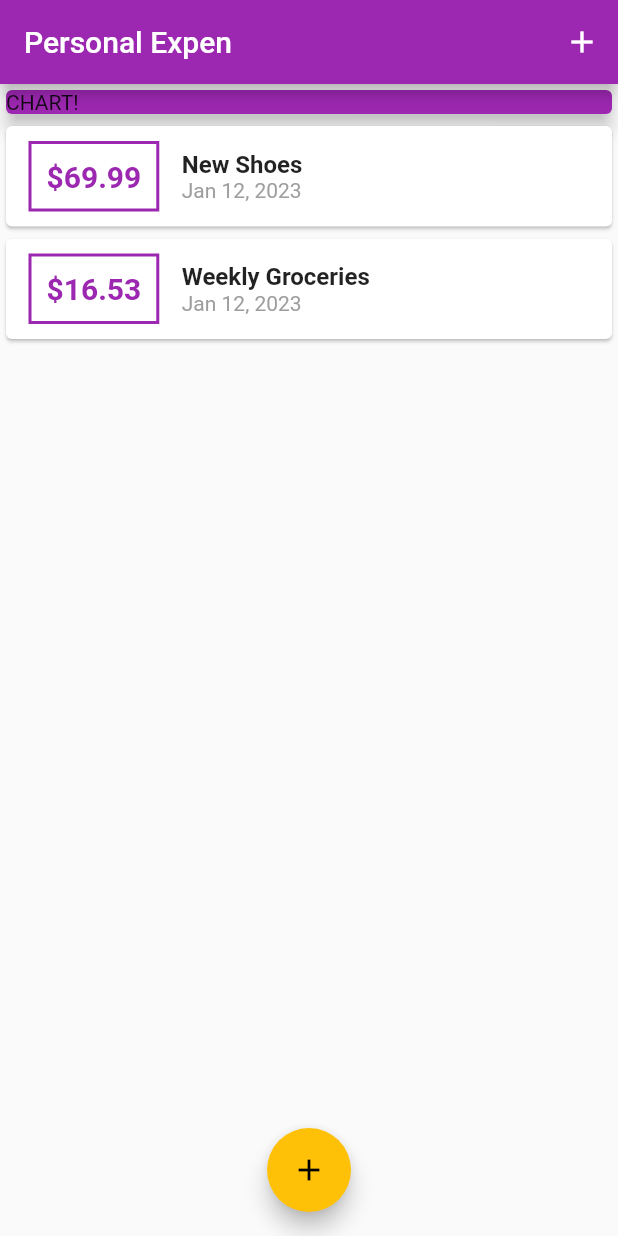
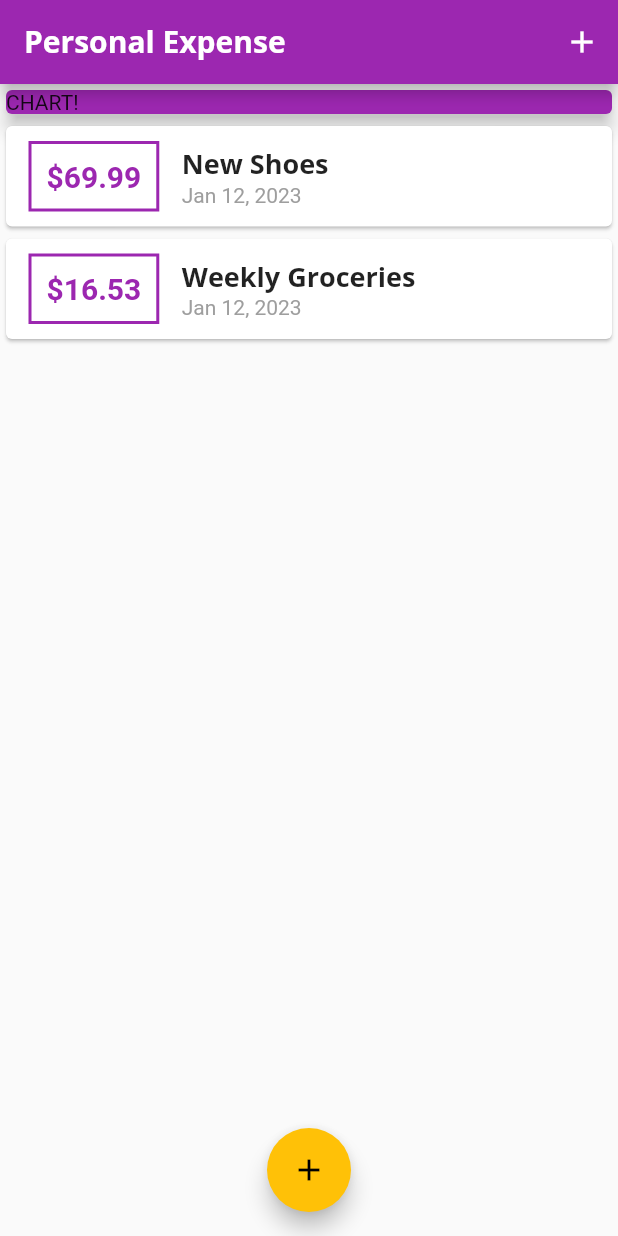
Before and after one commit to Harrytimbog/flutter_expense_tracker, a Flutter app: the screen it shows after launch, on a phone screen of 412 x 824 dp. Run offline on Flutter 3.47's test engine with Material 2 defaults, Android fonts, the phone set to English and light mode, and no system bars.

Commit message:
Custom Fonts & Working with Text Themes

```diff
--- a/lib/main.dart
+++ b/lib/main.dart
@@ -1,3 +1,5 @@
+import 'dart:ui';
+
 import 'package:flutter/material.dart';
 import './widgets/transaction_list.dart';
 import './widgets/new_transaction.dart';
@@ -13,7 +15,18 @@ class MyApp extends StatelessWidget {
       theme: ThemeData(
         primarySwatch: Colors.purple,
         accentColor: Colors.amber,
-        // appBarTheme: Colors.something # if you want to change it but not always neccesary
+        fontFamily: 'Quicksand',
+        textTheme: ThemeData.light().textTheme.copyWith(
+            headline6: TextStyle(
+                fontFamily: 'OpenSans',
+                fontWeight: FontWeight.bold,
+                fontSize: 18)),
+        appBarTheme: AppBarTheme(
+          titleTextStyle: TextStyle(
+              fontFamily: 'OpenSans',
+              fontSize: 20,
+              fontWeight: FontWeight.bold),
+        ),
       ),
       home: MyHomePage(),
     );
@@ -66,7 +79,7 @@ class _MyHomePageState extends State<MyHomePage> {
   Widget build(BuildContext context) {
     return Scaffold(
       appBar: AppBar(
-        title: Text('Personal Expen'),
+        title: Text('Personal Expense'),
         actions: [
           IconButton(
             onPressed: () => _startAddNewTransaction(context),
--- a/lib/widgets/transaction_list.dart
+++ b/lib/widgets/transaction_list.dart
@@ -34,8 +34,7 @@ class TransactionList extends StatelessWidget {
                   children: [
                     Text(
                       transactions[index].title,
-                      style:
-                          TextStyle(fontSize: 16, fontWeight: FontWeight.bold),
+                      style: Theme.of(context).textTheme.headline6,
                     ),
                     Text(
                       DateFormat.yMMMd().format(transactions[index].date),
```
Also changed, not shown: pubspec.yaml (+11 -6 lines), assets/fonts/OpenSans-Bold.ttf (added), assets/fonts/OpenSans-Regular.ttf (added), assets/fonts/Quicksand-Bold.ttf (added), assets/fonts/Quicksand-Light.ttf (added), assets/fonts/Quicksand-Medium.ttf (added), assets/fonts/Quicksand-Regular.ttf (added).
